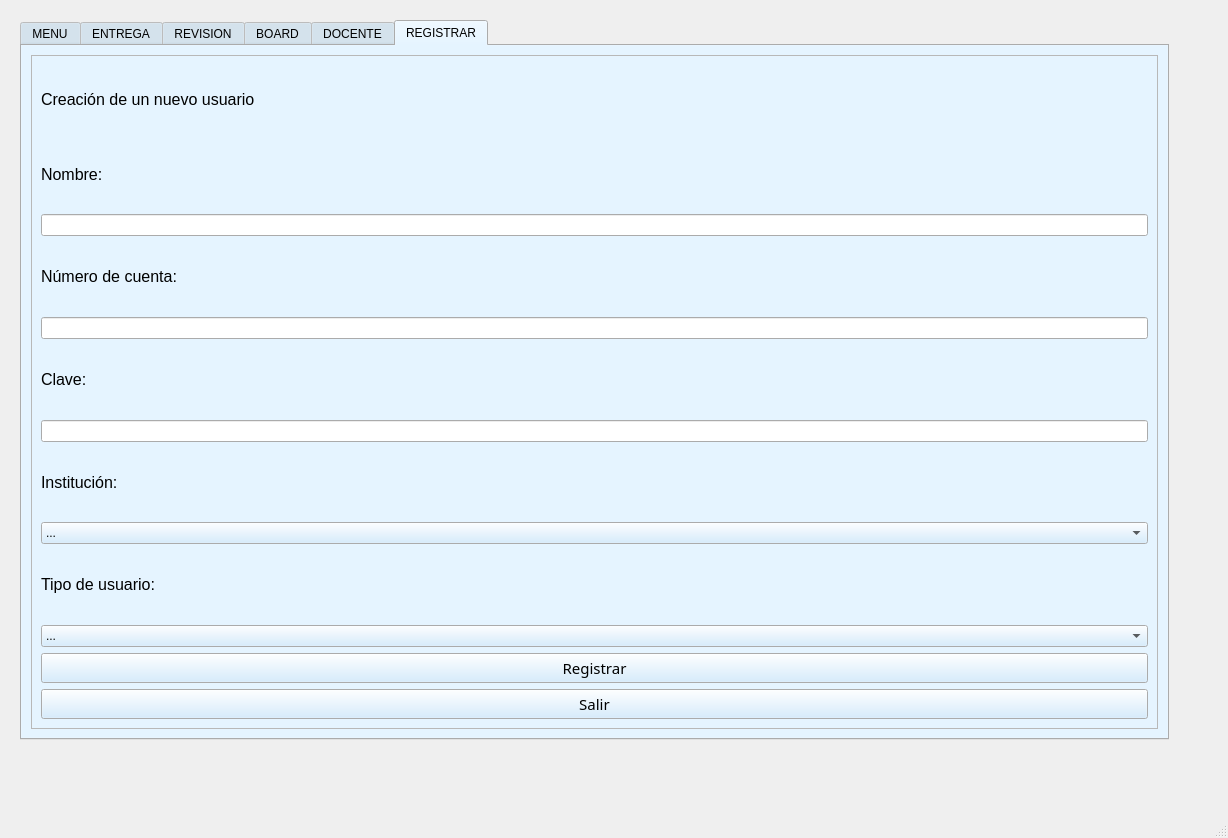
Old version of the form cframe.ui in the repository AzaliaFlores19/Proyecto-Silabos-Parte-2.
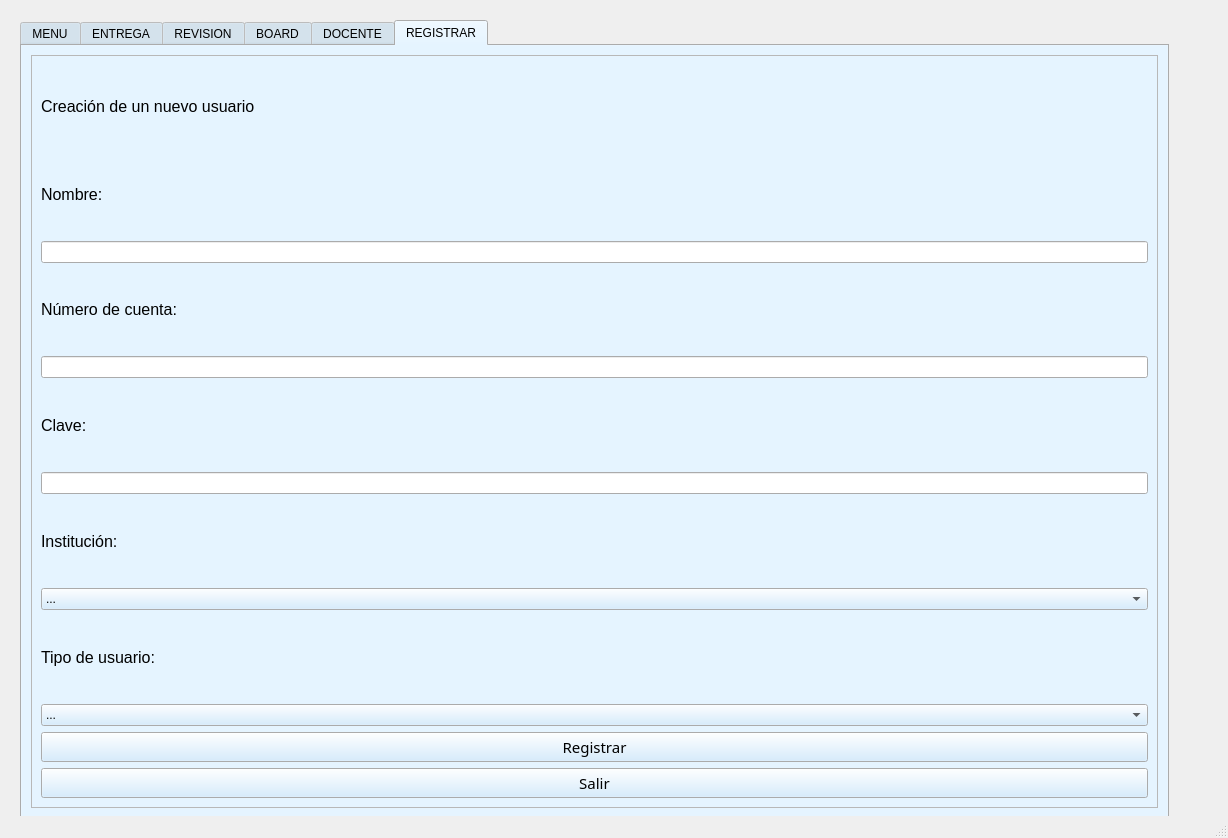
New version of the form. The open tabs and pages were chosen to show the change.

Patch:
```diff
--- a/cframe.ui
+++ b/cframe.ui
@@ -23,7 +23,7 @@
       <x>20</x>
       <y>20</y>
       <width>1149</width>
-      <height>720</height>
+      <height>799</height>
      </rect>
     </property>
     <layout class="QVBoxLayout" name="verticalLayout">
```
Left out of the diff: 4 changed lines with no effect on the pictures.
